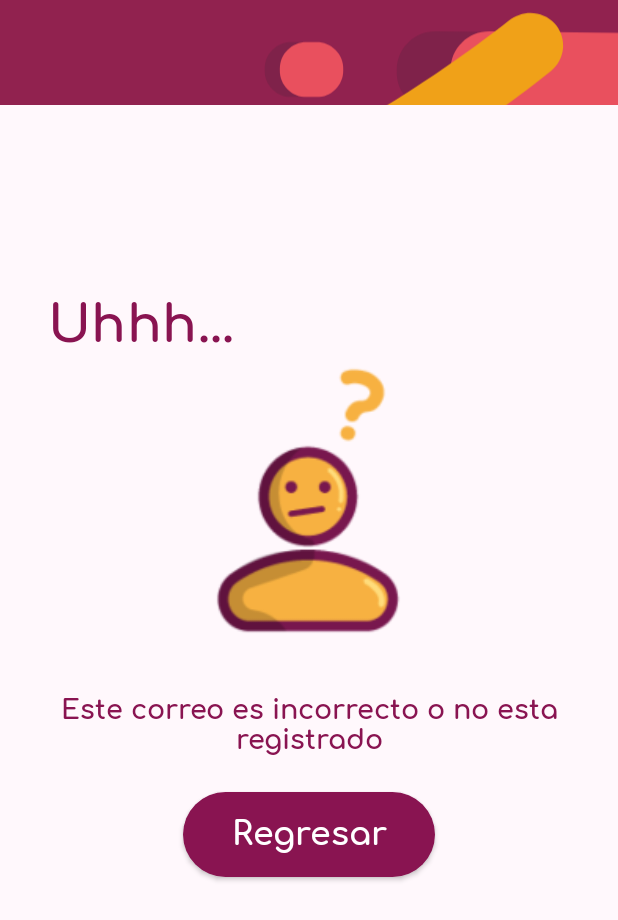
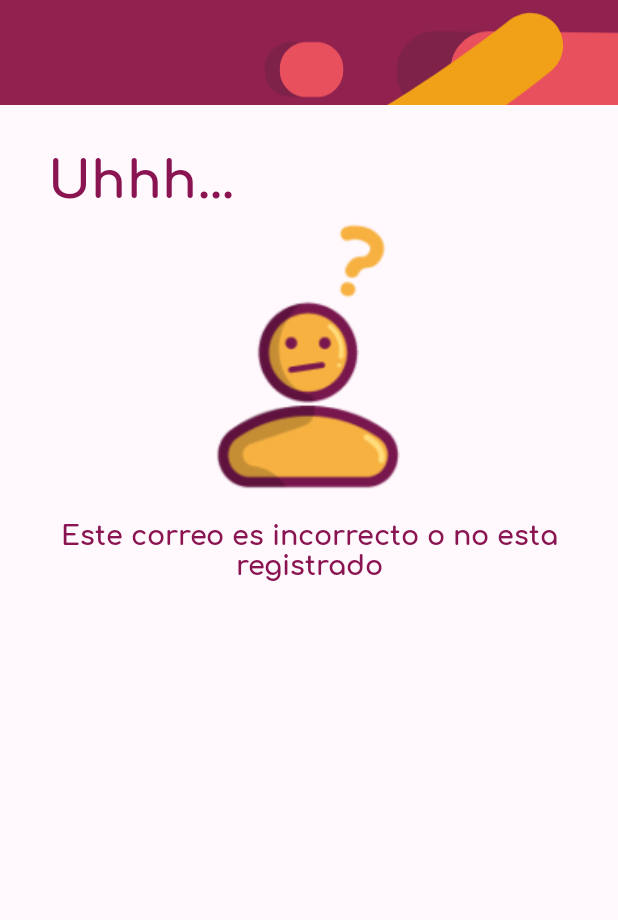
Before and after one commit to ramirezdchris/appDelivery, an Android app: the layout dialog_user_err.xml on its own in the app's theme, with its tools: preview values and no code run, on a phone screen of 412 x 824 dp. Shown: the top 920 px of the screen. Run offline under Robolectric (Android 15) with nearby library versions, the phone set to English and light mode, and no system bars.

Commit message:
Version 1

```diff
--- a/AppDeliveryFuimonos/app/src/main/java/com/fm/modules/adapters/RecyclerPedidosActualesAdapter.java
+++ b/AppDeliveryFuimonos/app/src/main/java/com/fm/modules/adapters/RecyclerPedidosActualesAdapter.java
@@ -106,7 +106,7 @@ public class RecyclerPedidosActualesAdapter extends RecyclerView.Adapter<Recycle
         public void asignarDatos(final RespuestaPedidosDriver res){
             tvNombreRestaurante.setText(res.getUsuario());
             tvDireccionCliente.setText(res.getDireccion());
-            tvPrecioPedido.setText("$" +String.valueOf(res.getTotalDePedido()));
+            tvPrecioPedido.setText("$" +String.valueOf(res.getTotalEnRestautante()));
             tvFormadePago.setText("Forma de pago: " +res.getFormaDePago());
             btnTomarPedido.setText("Entregar a cliente");
             btnTomarPedido.setOnClickListener(new View.OnClickListener() {
--- a/AppDeliveryFuimonos/app/src/main/java/com/fm/modules/adapters/RecyclerPedidosAdapter.java
+++ b/AppDeliveryFuimonos/app/src/main/java/com/fm/modules/adapters/RecyclerPedidosAdapter.java
@@ -103,7 +103,7 @@ public class RecyclerPedidosAdapter extends RecyclerView.Adapter<RecyclerPedidos
         public void asignarDatos(final RespuestaPedidosDriver res){
             tvNombreRestaurante.setText(res.getRestaurante());
             tvDireccionCliente.setText(res.getDireccion());
-            tvPrecioPedido.setText("$" +String.valueOf(res.getTotalDePedido()));
+            tvPrecioPedido.setText("$" +String.valueOf(res.getTotalEnRestautante()));
             btnTomarPedido.setOnClickListener(new View.OnClickListener() {
                 @Override
                 public void onClick(View view) {
--- a/AppDeliveryFuimonos/app/src/main/res/layout/dialog_user_err.xml
+++ b/AppDeliveryFuimonos/app/src/main/res/layout/dialog_user_err.xml
@@ -23,7 +23,7 @@
         android:layout_width="0dp"
         android:layout_height="wrap_content"
         android:layout_marginStart="@dimen/space_4x"
-        android:layout_marginTop="150dp"
+        android:layout_marginTop="32dp"
         android:layout_marginEnd="@dimen/space_4x"
         android:layout_marginBottom="4dp"
         android:includeFontPadding="false"
@@ -57,26 +57,9 @@
         android:textAppearance="@style/TextAppearance.AppCompat.Medium"
         android:textColor="@color/purple"
         android:textStyle="bold"
-        app:layout_constraintBottom_toTopOf="@+id/btnPassErr"
         app:layout_constraintEnd_toEndOf="@+id/tvTitle"
         app:layout_constraintHorizontal_bias="1.0"
         app:layout_constraintStart_toStartOf="@+id/tvTitle"
-        app:layout_constraintTop_toBottomOf="@+id/ivLock"
-        app:layout_constraintVertical_bias="0.545" />
-
-    <com.google.android.material.button.MaterialButton
-        android:id="@+id/btnPassErr"
-        style="@style/PrimaryButtonStyle"
-        android:layout_width="wrap_content"
-        android:layout_height="wrap_content"
-        android:layout_marginTop="17dp"
-        android:layout_marginBottom="256dp"
-        android:paddingStart="@dimen/space_4x"
-        android:paddingEnd="@dimen/space_4x"
-        android:text="@string/come_back"
-        app:layout_constraintBottom_toBottomOf="parent"
-        app:layout_constraintEnd_toEndOf="@+id/tvTitle"
-        app:layout_constraintStart_toStartOf="@+id/tvTitle"
-        app:layout_constraintTop_toBottomOf="@+id/tvRecoverySuccessDescription" />
+        app:layout_constraintTop_toBottomOf="@+id/ivLock" />
 
 </androidx.constraintlayout.widget.ConstraintLayout>
--- a/AppDeliveryFuimonos/app/src/main/res/values/colors.xml
+++ b/AppDeliveryFuimonos/app/src/main/res/values/colors.xml
@@ -9,4 +9,5 @@
     <color name="separatorColor">#D1ACC8</color>
     <color name="gray">#6B6B6B</color>
     <color name="lightGray">#EAEAEA</color>
+    <color name="ic_launcher_background">#9B2464</color>
 </resources>
```
Also changed, not shown: AppDeliveryFuimonos/app/src/main/java/com/fm/modules/app/login/Logon.java (+9 -0 lines), AppDeliveryFuimonos/app/src/main/res/layout/dialog_pass_err.xml (+0 -15 lines), AppDeliveryFuimonos/app/src/main/res/layout/dialog_server_err.xml (+0 -15 lines), AppDeliveryFuimonos/app/src/main/res/mipmap-hdpi/ic_launcher.png, AppDeliveryFuimonos/app/src/main/res/mipmap-hdpi/ic_launcher_round.png, AppDeliveryFuimonos/app/src/main/res/mipmap-mdpi/ic_launcher.png, AppDeliveryFuimonos/app/src/main/res/mipmap-mdpi/ic_launcher_round.png, AppDeliveryFuimonos/app/src/main/res/mipmap-xhdpi/ic_launcher.png, AppDeliveryFuimonos/app/src/main/res/mipmap-xhdpi/ic_launcher_round.png, AppDeliveryFuimonos/app/src/main/res/mipmap-xxhdpi/ic_launcher.png, AppDeliveryFuimonos/app/src/main/res/mipmap-xxhdpi/ic_launcher_round.png, AppDeliveryFuimonos/app/src/main/res/mipmap-xxxhdpi/ic_launcher.png, AppDeliveryFuimonos/app/src/main/res/mipmap-xxxhdpi/ic_launcher_round.png.
